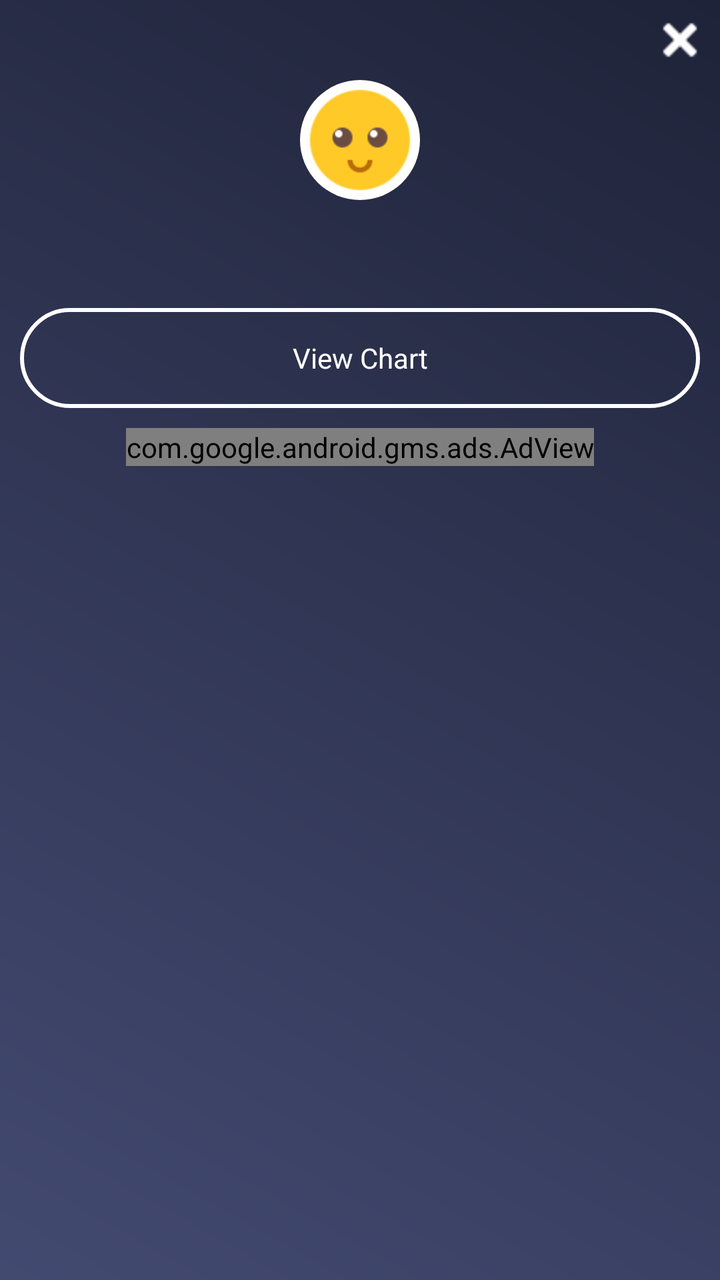
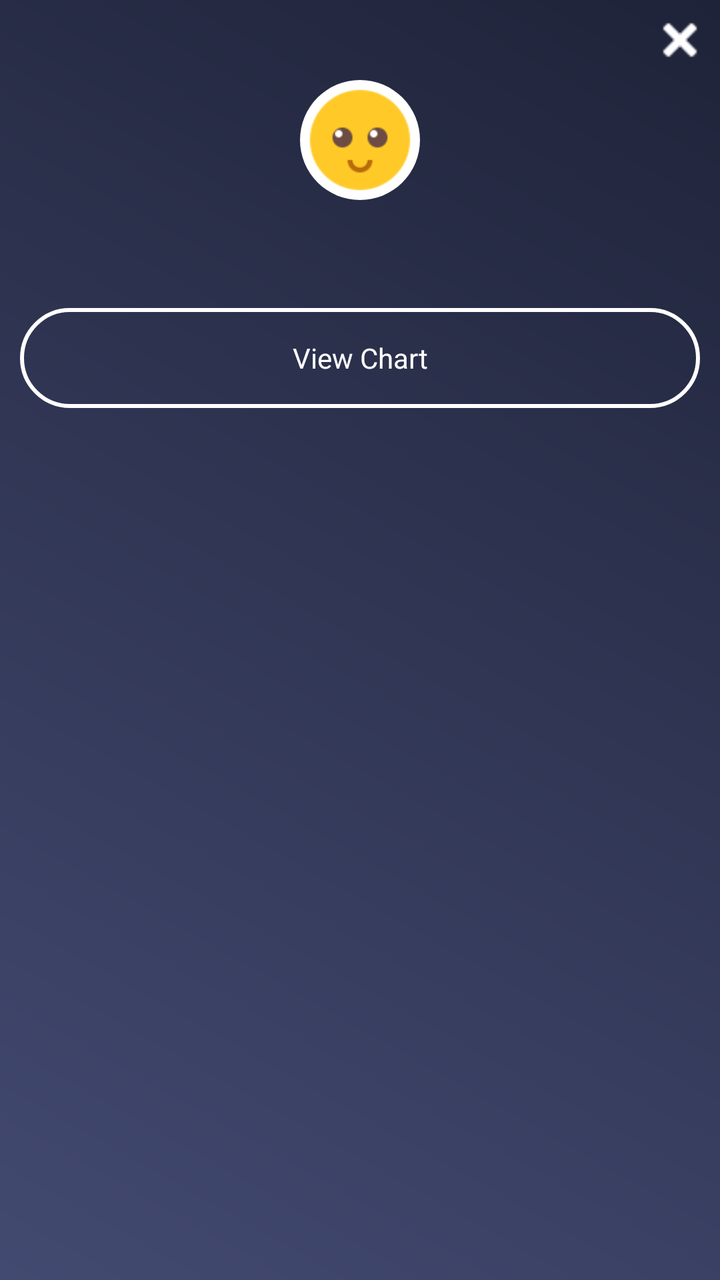

The first picture is an Android layout as it rendered before a commit; the second is the same layout after the commit. The layout source and the unified diff follow.
<!-- AndroidManifest.xml: application theme AppTheme -->
<!-- res/layout/popup_alcohol.xml -->
<?xml version="1.0" encoding="utf-8"?>
<LinearLayout xmlns:android="http://schemas.android.com/apk/res/android"
    xmlns:aapt="http://schemas.android.com/aapt"
    xmlns:app="http://schemas.android.com/apk/res-auto"
    android:layout_width="280dp"
    android:layout_height="wrap_content"
    android:background="@drawable/a1_grad"
    android:orientation="vertical">

    <ImageView
        android:id="@+id/iv_close"
        android:layout_width="40dp"
        android:layout_height="40dp"
        android:layout_gravity="right"
        android:padding="8dp"
        android:src="@drawable/ic_close" />

    <ImageView
        android:layout_width="60dp"
        android:layout_height="60dp"
        android:layout_gravity="center_horizontal"
        android:background="@drawable/rounded_corner_imoji"
        android:src="@drawable/imoji_default" />

    <TextView
        android:id="@+id/tv_alcohol_result"
        android:layout_width="match_parent"
        android:layout_height="wrap_content"
        android:layout_marginLeft="10dp"
        android:layout_marginTop="10dp"
        android:layout_marginRight="10dp"
        android:gravity="center"
        android:paddingTop="5dp"
        android:paddingBottom="10dp"
        android:textColor="@color/white"
        android:textSize="@dimen/textsize_14"
        android:textStyle="bold" />

    <TextView
        android:id="@+id/tv_alcohol_result_chart"
        android:layout_width="match_parent"
        android:layout_height="50dp"
        android:layout_marginLeft="10dp"
        android:layout_marginTop="10dp"
        android:layout_marginRight="10dp"
        android:layout_marginBottom="10dp"
        android:background="@drawable/rounded_corner_button"
        android:gravity="center"
        android:padding="5dp"
        android:text="@string/view_chart"
        android:textColor="@color/white"
        android:textSize="@dimen/textsize_14"
        android:visibility="visible" />

    <include
        android:id="@+id/ad_layout"
        layout="@layout/native_ad_popup"
        android:layout_width="match_parent"
        android:layout_height="wrap_content"
        android:layout_alignParentLeft="true"
        android:layout_alignParentBottom="true"
        android:layout_gravity="top|center_vertical|center_horizontal|center" />
</LinearLayout>
<!-- res/layout/native_ad_popup.xml (included above) -->
<?xml version="1.0" encoding="utf-8"?>
<LinearLayout xmlns:android="http://schemas.android.com/apk/res/android"
    xmlns:aapt="http://schemas.android.com/aapt"
    xmlns:app="http://schemas.android.com/apk/res-auto"
    android:layout_width="match_parent"
    android:layout_height="match_parent"
    android:orientation="vertical">

    <com.google.android.gms.ads.AdView
        android:id="@+id/adView"
        android:layout_width="wrap_content"
        android:layout_height="wrap_content"
        android:layout_above="@+id/ll_footer_menu"
        android:layout_gravity="center"
        app:adSize="280x50"
        app:adUnitId="@string/banner_ad_two" />
</LinearLayout>
<!-- resources referenced by this layout -->
<resources>
  <color name="white">#ffffff</color>
  <dimen name="textsize_14">14sp</dimen>
  <!-- drawable a1_grad (drawable) -->
  <?xml version="1.0" encoding="utf-8"?>
  <shape xmlns:android="http://schemas.android.com/apk/res/android">
      <gradient
          android:angle="225"
          android:endColor="#434A71"
          android:startColor="#1F2339" />
  
  
  </shape>
  <!-- drawable ic_close: png bitmap (drawable, 258 bytes) -->
  <!-- drawable imoji_default: png bitmap (drawable, 2394 bytes) -->
  <!-- drawable rounded_corner_button (drawable) -->
  <?xml version="1.0" encoding="utf-8"?>
  <shape xmlns:android="http://schemas.android.com/apk/res/android" xmlns:app="http://schemas.android.com/apk/res-auto" android:shape="rectangle">
      <solid android:color="@color/transperent"/>
      <stroke android:width="2dp" android:color="@color/white"/>
      <padding android:left="4dp" android:top="4dp" android:right="4dp" android:bottom="4dp"/>
      <corners android:radius="25dp"/>
  </shape>
  <!-- drawable rounded_corner_imoji (drawable) -->
  <?xml version="1.0" encoding="utf-8"?>
  <shape xmlns:android="http://schemas.android.com/apk/res/android"
      xmlns:aapt="http://schemas.android.com/aapt"
      xmlns:app="http://schemas.android.com/apk/res-auto"
      android:shape="rectangle">
      <solid android:color="#ffffff" />
      <stroke
          android:width="0dp"
          android:color="#06000d" />
      <padding
          android:bottom="0dp"
          android:left="0dp"
          android:right="0dp"
          android:top="0dp" />
      <corners android:radius="35dp" />
  </shape>
  <string name="banner_ad_two">ca-app-pub-2957577039807154/5214904011</string>
  <string name="view_chart">View Chart</string>
  <style name="AppTheme" parent="Theme.AppCompat.Light.DarkActionBar">
          
          <item name="colorPrimary">@color/colorPrimary</item>
          <item name="colorPrimaryDark">@color/colorPrimaryDark</item>
          <item name="colorAccent">@color/colorAccent</item>
      </style>
  <color name="transperent">#00ffffff</color>
  <color name="colorPrimary">#434A71</color>
  <color name="colorPrimaryDark">#1F2339</color>
  <color name="colorAccent">#1F2339</color>
</resources>

<!-- the commit's change to res/layout/popup_alcohol.xml (unified diff, before → after) -->
@@ -52,30 +52,14 @@
         android:textSize="@dimen/textsize_14"
         android:visibility="visible" />
 
-    <include
-        android:id="@+id/ad_layout"
-        layout="@layout/native_ad_popup"
+
+    <LinearLayout
+        android:id="@+id/normal_ad_include"
         android:layout_width="match_parent"
         android:layout_height="wrap_content"
-        android:layout_alignParentLeft="true"
-        android:layout_alignParentBottom="true"
-        android:layout_gravity="top|center_vertical|center_horizontal|center" />
+        android:orientation="vertical"
+        android:gravity="center"
+        android:layout_alignParentBottom="true"/>
+
+  
 </LinearLayout>
-<!-- res/layout/native_ad_popup.xml (included above) -->
-<?xml version="1.0" encoding="utf-8"?>
-<LinearLayout xmlns:android="http://schemas.android.com/apk/res/android"
-    xmlns:aapt="http://schemas.android.com/aapt"
-    xmlns:app="http://schemas.android.com/apk/res-auto"
-    android:layout_width="match_parent"
-    android:layout_height="match_parent"
-    android:orientation="vertical">
-
-    <com.google.android.gms.ads.AdView
-        android:id="@+id/adView"
-        android:layout_width="wrap_content"
-        android:layout_height="wrap_content"
-        android:layout_above="@+id/ll_footer_menu"
-        android:layout_gravity="center"
-        app:adSize="280x50"
-        app:adUnitId="@string/banner_ad_two" />
-</LinearLayout>
<!-- resource entries referenced after the edit -->
@@ -39,7 +39,6 @@
           android:top="0dp" />
       <corners android:radius="35dp" />
   </shape>
-  <string name="banner_ad_two">ca-app-pub-2957577039807154/5214904011</string>
   <string name="view_chart">View Chart</string>
   <style name="AppTheme" parent="Theme.AppCompat.Light.DarkActionBar">
           
